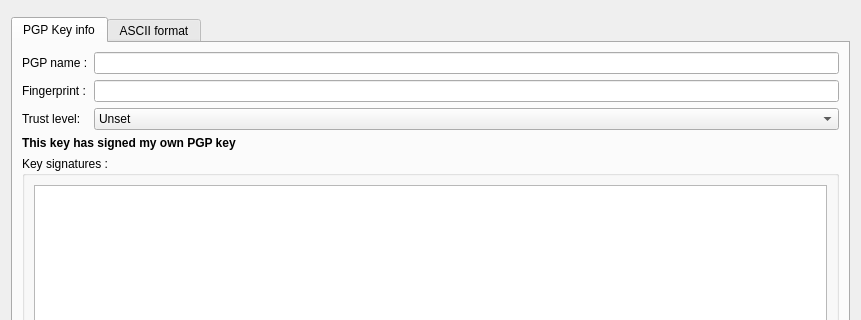
The window that retroshare-gui/src/gui/connect/PGPKeyDialog.ui (RetroShare/RetroShare) describes before a commit, drawn with Qt 5; both pictures show x 0 to 861 and y 0 to 320 of the 861 by 668 pixel window.
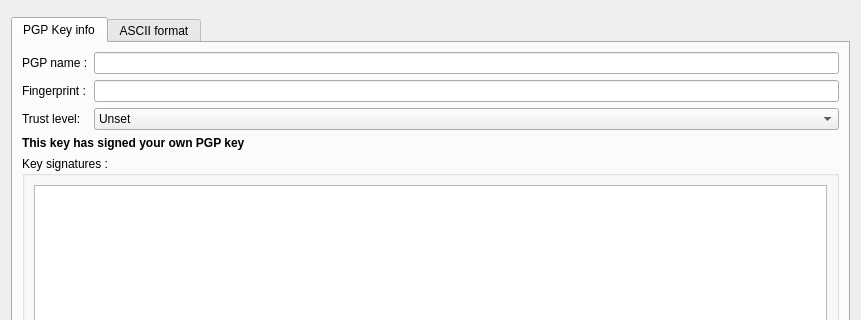
The same window after the commit. Icons and pictures are not drawn. Custom widgets are drawn as their Qt base class.

Diff of the .ui file:
```diff
--- a/retroshare-gui/src/gui/connect/PGPKeyDialog.ui
+++ b/retroshare-gui/src/gui/connect/PGPKeyDialog.ui
@@ -147,7 +147,7 @@
           </font>
          </property>
          <property name="text">
-          <string>This key has signed my own PGP key</string>
+          <string>This key has signed your own PGP key</string>
          </property>
         </widget>
        </item>
```
